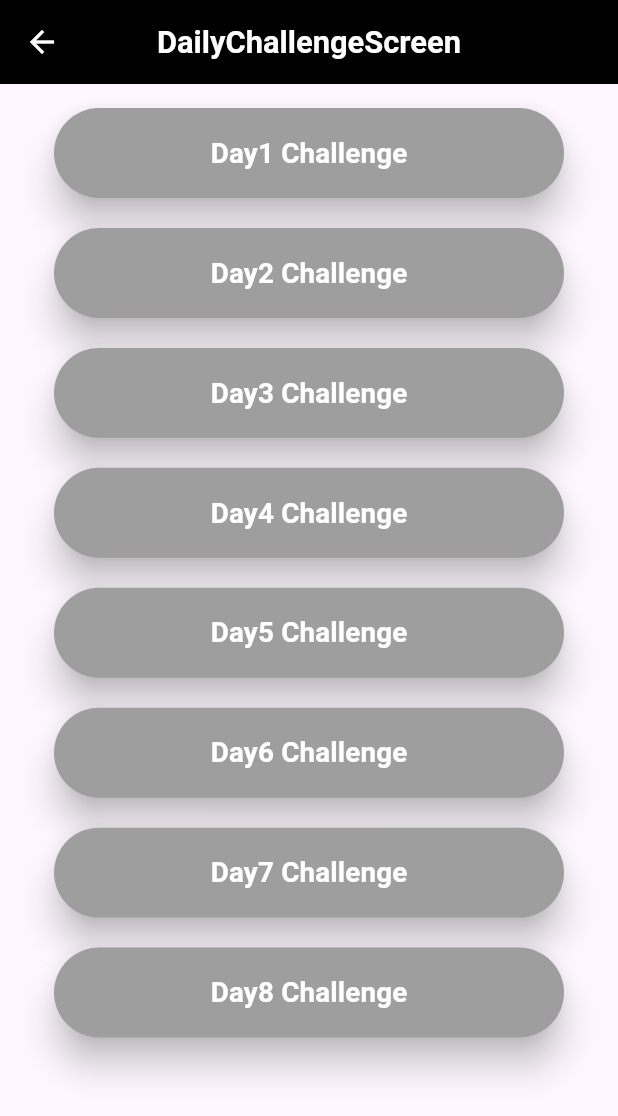
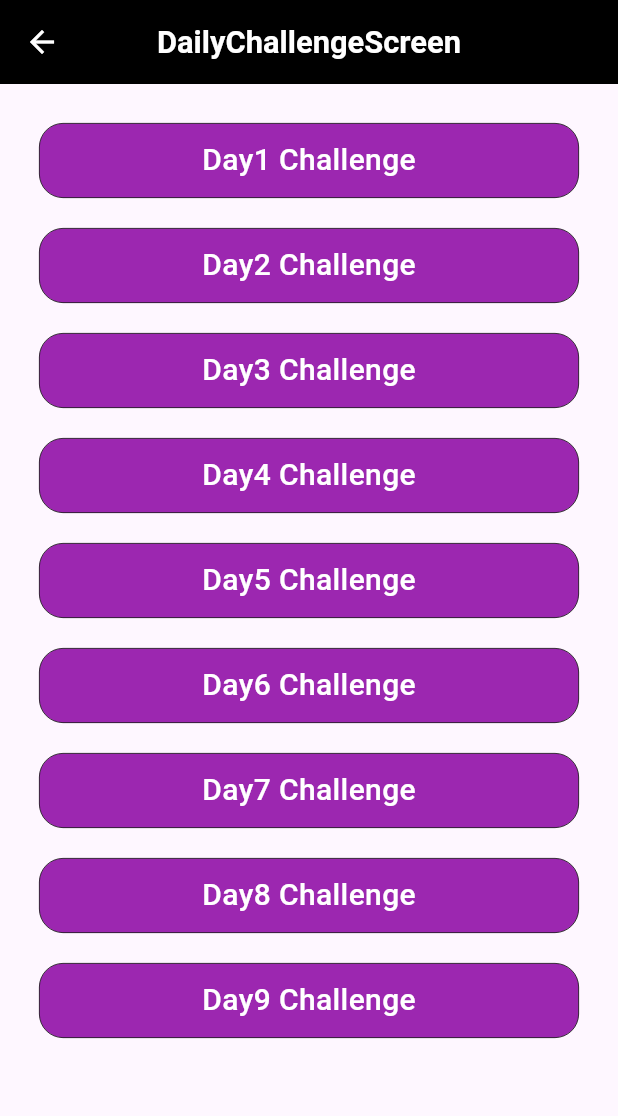
Before and after one commit to hadoopadministrator/my_flutter_app, a Flutter app: the DailyChallengeScreen screen opened by its route, on a phone screen of 412 x 824 dp. Shown: the top 1116 px of the screen. Run offline on Flutter 3.47's test engine with Material 3 defaults, Android fonts, the phone set to English and light mode, and no system bars.

Commit message:
Day9 Challenge Completed.

```diff
--- a/lib/custom_widgets/custom_button.dart
+++ b/lib/custom_widgets/custom_button.dart
@@ -3,34 +3,35 @@ import 'package:flutter/material.dart';
 class CustomButton extends StatelessWidget {
   const CustomButton({
     super.key,
-    required this.width,
-    required this.height,
     required this.days,
     required this.onPressede,
+    this.padding,
+    this.margin,
   });
 
-  final double width;
-  final double height;
   final String days;
   final Function() onPressede;
-
+  final EdgeInsetsGeometry? padding;
+  final EdgeInsetsGeometry? margin;
   @override
   Widget build(BuildContext context) {
-    return Container(
-      margin: EdgeInsets.only(right: 20, bottom: 20, left: 20),
-      width: double.infinity,
-      child: ElevatedButton(
-        style: ElevatedButton.styleFrom(
-          padding: EdgeInsets.symmetric(vertical: height * 0.02),
-          backgroundColor: Colors.grey,
-          elevation: 10,
+    return InkWell(
+      onTap: onPressede,
+      child: Container(
+        decoration: BoxDecoration(
+          color: Colors.purple,
+          borderRadius: BorderRadius.circular(16),
+          border: Border.all(width: 0.5),
         ),
-        onPressed: onPressede,
+        margin: margin ?? EdgeInsets.all(10),
+        padding: padding ?? EdgeInsets.symmetric(vertical: 10),
+        width: double.infinity,
+        alignment: Alignment.center,
         child: Text(
           days,
           style: TextStyle(
-            fontSize: width * 0.045,
-            fontWeight: FontWeight.bold,
+            fontSize: 20,
+            fontWeight: FontWeight.w500,
             color: Colors.white,
           ),
         ),
--- a/lib/main.dart
+++ b/lib/main.dart
@@ -1,5 +1,6 @@
 import 'package:flutter/material.dart';
 import 'package:my_app/screens/daily_challenge_screen.dart';
+import 'package:my_app/screens/daily_challenges/style_button_screen.dart';
 import 'package:my_app/screens/demo_screens/passing_data_screen.dart';
 import 'package:my_app/screens/demo_screens/receiver_data_screen.dart';
 import 'package:my_app/screens/learning_demo_screen.dart';
@@ -25,6 +26,7 @@ class MyApp extends StatelessWidget {
         'LearningDemoScreen': (context) => const LearningDemoScreen(),
         'PassingDataScreen': (context) => const PassingDataScreen(),
         'ReceiverDataScreen': (context) => ReceiverDataScreen(),
+        'StyleButtonScreen': (context) => StyleButtonScreen(),
       },
     );
   }
--- a/lib/screens/daily_challenge_screen.dart
+++ b/lib/screens/daily_challenge_screen.dart
@@ -17,7 +17,6 @@ class DailyChallengeScreen extends StatelessWidget {
   @override
   Widget build(BuildContext context) {
     final width = MediaQuery.sizeOf(context).width;
-    final height = MediaQuery.sizeOf(context).height;
     return Scaffold(
       appBar: CustomAppBar(
         title: "DailyChallengeScreen",
@@ -28,8 +27,7 @@ class DailyChallengeScreen extends StatelessWidget {
         children: [
           CustomButton(
             days: "Day1 Challenge",
-            width: width,
-            height: height,
+
             onPressede: () {
               Navigator.push(
                 context,
@@ -39,8 +37,7 @@ class DailyChallengeScreen extends StatelessWidget {
           ),
           CustomButton(
             days: "Day2 Challenge",
-            width: width,
-            height: height,
+
             onPressede: () {
               Navigator.push(
                 context,
@@ -50,8 +47,7 @@ class DailyChallengeScreen extends StatelessWidget {
           ),
           CustomButton(
             days: "Day3 Challenge",
-            width: width,
-            height: height,
+
             onPressede: () {
               Navigator.push(
                 context,
@@ -61,8 +57,7 @@ class DailyChallengeScreen extends StatelessWidget {
           ),
           CustomButton(
             days: "Day4 Challenge",
-            width: width,
-            height: height,
+
             onPressede: () {
               Navigator.push(
                 context,
@@ -72,8 +67,7 @@ class DailyChallengeScreen extends StatelessWidget {
           ),
           CustomButton(
             days: "Day5 Challenge",
-            width: width,
-            height: height,
+
             onPressede: () {
               Navigator.push(
                 context,
@@ -85,8 +79,7 @@ class DailyChallengeScreen extends StatelessWidget {
           ),
           CustomButton(
             days: "Day6 Challenge",
-            width: width,
-            height: height,
+
             onPressede: () {
               Navigator.push(
                 context,
@@ -96,8 +89,7 @@ class DailyChallengeScreen extends StatelessWidget {
           ),
           CustomButton(
             days: "Day7 Challenge",
-            width: width,
-            height: height,
+
             onPressede: () {
               Navigator.push(
                 context,
@@ -107,8 +99,7 @@ class DailyChallengeScreen extends StatelessWidget {
           ),
           CustomButton(
             days: "Day8 Challenge",
-            width: width,
-            height: height,
+
             onPressede: () {
               Navigator.push(
                 context,
@@ -116,6 +107,12 @@ class DailyChallengeScreen extends StatelessWidget {
               );
             },
           ),
+          CustomButton(
+            days: "Day9 Challenge",
+            onPressede: () {
+              Navigator.pushNamed(context, 'StyleButtonScreen');
+            },
+          ),
         ],
       ),
     );
--- a/lib/screens/demo_screens/all_input_types_screen.dart
+++ b/lib/screens/demo_screens/all_input_types_screen.dart
@@ -28,8 +28,6 @@ class _AllInputTypesScreenState extends State<AllInputTypesScreen> {
 
   @override
   Widget build(BuildContext context) {
-    final width = MediaQuery.sizeOf(context).width;
-    final height = MediaQuery.sizeOf(context).height;
     return Scaffold(
       appBar: CustomAppBar(title: "All Input Types Form", fontSize: 20),
       body: SafeArea(
@@ -141,8 +139,6 @@ class _AllInputTypesScreenState extends State<AllInputTypesScreen> {
               ),
               const SizedBox(height: 16),
               CustomButton(
-                width: width,
-                height: height,
                 days: _selectedDate == null
                     ? 'Sselecte Date'
                     : '${_selectedDate!.day}/${_selectedDate!.month}/${_selectedDate!.year}',
@@ -162,8 +158,6 @@ class _AllInputTypesScreenState extends State<AllInputTypesScreen> {
               ),
               const SizedBox(height: 16),
               CustomButton(
-                width: width,
-                height: height,
                 days: _selectedTime == null
                     ? 'Selecte Time'
                     : '${_selectedTime!.hour}:${_selectedTime!.minute}',
--- a/lib/screens/demo_screens/passing_data_screen.dart
+++ b/lib/screens/demo_screens/passing_data_screen.dart
@@ -14,8 +14,6 @@ class _PassingDataScreenState extends State<PassingDataScreen> {
   String age = '';
   @override
   Widget build(BuildContext context) {
-    final width = MediaQuery.sizeOf(context).width;
-    final height = MediaQuery.sizeOf(context).height;
     return Scaffold(
       appBar: CustomAppBar(title: "PassingDataScreen", fontSize: 20),
       body: SafeArea(
@@ -55,8 +53,6 @@ class _PassingDataScreenState extends State<PassingDataScreen> {
               ),
               const SizedBox(height: 16),
               CustomButton(
-                width: width,
-                height: height,
                 days: "Submit",
                 onPressede: () {
                   Navigator.pushNamed(
--- a/lib/screens/demo_screens/receiver_data_screen.dart
+++ b/lib/screens/demo_screens/receiver_data_screen.dart
@@ -16,8 +16,6 @@ class _ReceiverDataScreenState extends State<ReceiverDataScreen> {
     final args =
         ModalRoute.of(context)!.settings.arguments as Map<String, String>;
 
-    final width = MediaQuery.sizeOf(context).width;
-    final height = MediaQuery.sizeOf(context).height;
     return Scaffold(
       appBar: CustomAppBar(title: "ReceiverDataScreen", fontSize: 20),
       body: SafeArea(
@@ -47,8 +45,6 @@ class _ReceiverDataScreenState extends State<ReceiverDataScreen> {
               ),
               const SizedBox(height: 16),
               CustomButton(
-                width: width,
-                height: height,
                 days: "Back",
                 onPressede: () {
                   Navigator.pushAndRemoveUntil(
--- a/lib/screens/learning_demo_screen.dart
+++ b/lib/screens/learning_demo_screen.dart
@@ -9,7 +9,6 @@ class LearningDemoScreen extends StatelessWidget {
   @override
   Widget build(BuildContext context) {
     final width = MediaQuery.sizeOf(context).width;
-    final height = MediaQuery.sizeOf(context).height;
     return Scaffold(
       appBar: CustomAppBar(title: "LearningDemoScreen", fontSize: width * 0.05),
       body: SafeArea(
@@ -17,8 +16,6 @@ class LearningDemoScreen extends StatelessWidget {
           padding: EdgeInsets.all(16),
           children: [
             CustomButton(
-              width: width,
-              height: height,
               days: "AllInputTypesForm",
               onPressede: () {
                 Navigator.push(
@@ -30,8 +27,6 @@ class LearningDemoScreen extends StatelessWidget {
               },
             ),
             CustomButton(
-              width: width,
-              height: height,
               days: "PassingDataScreen",
               onPressede: () {
                 Navigator.pushNamed(context, 'PassingDataScreen');
--- a/lib/screens/main_screen.dart
+++ b/lib/screens/main_screen.dart
@@ -6,24 +6,18 @@ class MainScreen extends StatelessWidget {
 
   @override
   Widget build(BuildContext context) {
-    final width = MediaQuery.sizeOf(context).width;
-    final height = MediaQuery.sizeOf(context).height;
     return Scaffold(
       body: SafeArea(
         child: Column(
           mainAxisAlignment: MainAxisAlignment.center,
           children: [
             CustomButton(
-              width: width,
-              height: height,
               days: 'DailyChallengeScreen',
               onPressede: () {
                 Navigator.pushNamed(context, 'DailyChallengeScreen');
               },
             ),
             CustomButton(
-              width: width,
-              height: height,
               days: 'LearningDemoScreen',
               onPressede: () {
                 Navigator.pushNamed(context, 'LearningDemoScreen');
```
Also changed, not shown: lib/custom_widgets/custom_elevated_button.dart (added, +26 -0 lines), lib/custom_widgets/custom_floating_action_button.dart (added, +14 -0 lines), lib/screens/daily_challenges/login_screen.dart (+1 -8 lines), lib/screens/daily_challenges/style_button_screen.dart (added, +104 -0 lines).
